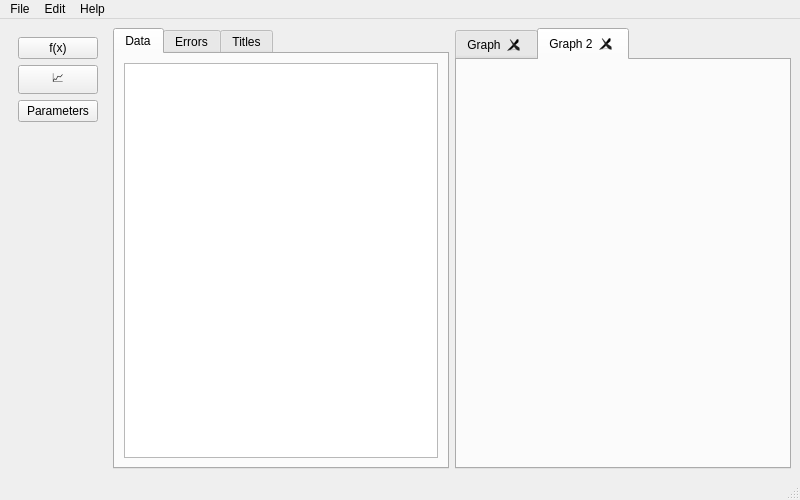
Qt form main/mainwindow.ui (Kirikus/Experiments_2024_autumn) before a commit.
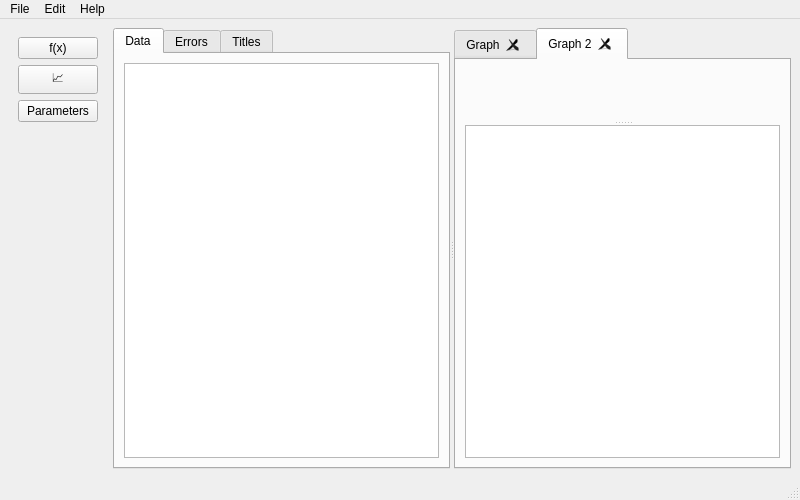
The same form after that commit. The open tabs and pages were chosen to show the change. Icons and pictures are not drawn.

Commit message: new dialog window and splitters in mainwindow

```diff
--- a/main/mainwindow.ui
+++ b/main/mainwindow.ui
@@ -47,8 +47,8 @@
    <property name="autoFillBackground">
     <bool>false</bool>
    </property>
-   <layout class="QGridLayout" name="gridLayout_8" columnstretch="1,100,100" columnminimumwidth="0,0,0">
-    <item row="0" column="0">
+   <layout class="QHBoxLayout" name="horizontalLayout">
+    <item>
      <widget class="QWidget" name="leftMenu" native="true">
       <layout class="QGridLayout" name="gridLayout">
        <item row="3" column="0">
@@ -97,7 +97,7 @@
       </layout>
      </widget>
     </item>
-    <item row="0" column="1">
+    <item>
      <widget class="QSplitter" name="splitter">
       <property name="orientation">
        <enum>Qt::Horizontal</enum>
@@ -110,7 +110,7 @@
         <attribute name="title">
          <string>Data</string>
         </attribute>
-        <layout class="QGridLayout" name="gridLayout_4">
+        <layout class="QGridLayout" name="gridLayout_2">
          <item row="0" column="0">
           <widget class="QTableView" name="tableData"/>
          </item>
@@ -130,16 +130,13 @@
         <attribute name="title">
          <string>Titles</string>
         </attribute>
-        <layout class="QGridLayout" name="gridLayout_5">
+        <layout class="QGridLayout" name="gridLayout_8">
          <item row="0" column="0">
           <widget class="QTableView" name="tableTitles"/>
          </item>
         </layout>
        </widget>
       </widget>
-     </widget>
-    </item>
-    <item row="0" column="2">
      <widget class="QTabWidget" name="graphics">
       <property name="mouseTracking">
        <bool>false</bool>
@@ -157,9 +154,15 @@
        <attribute name="title">
         <string>Graph</string>
        </attribute>
-       <layout class="QGridLayout" name="gridLayout_2">
-        <item row="0" column="0">
-         <widget class="QWidget" name="mainWidgetGraph" native="true"/>
+        <layout class="QVBoxLayout" name="verticalLayout">
+         <item>
+          <widget class="QSplitter" name="splitter_2">
+           <property name="orientation">
+            <enum>Qt::Vertical</enum>
+           </property>
+           <widget class="QWidget" name="widget" native="true"/>
+           <widget class="QTableWidget" name="tableWidget_2"/>
+          </widget>
         </item>
        </layout>
       </widget>
@@ -167,11 +170,18 @@
        <attribute name="title">
         <string>Graph 2</string>
        </attribute>
-       <layout class="QGridLayout" name="gridLayout_7">
-        <item row="0" column="0">
-         <widget class="QWidget" name="widgetGraph2" native="true"/>
-        </item>
-       </layout>
+        <layout class="QVBoxLayout" name="verticalLayout_2">
+         <item>
+          <widget class="QSplitter" name="splitter_3">
+           <property name="orientation">
+            <enum>Qt::Vertical</enum>
+           </property>
+           <widget class="QWidget" name="widget_2" native="true"/>
+           <widget class="QTableWidget" name="tableWidget_3"/>
+          </widget>
+         </item>
+        </layout>
+       </widget>
       </widget>
      </widget>
     </item>
```
Left out of the diff: 7 changed lines with no effect on the pictures. Lines whose indentation alone changed are shown as unchanged. The commit also changes 1 other file.
